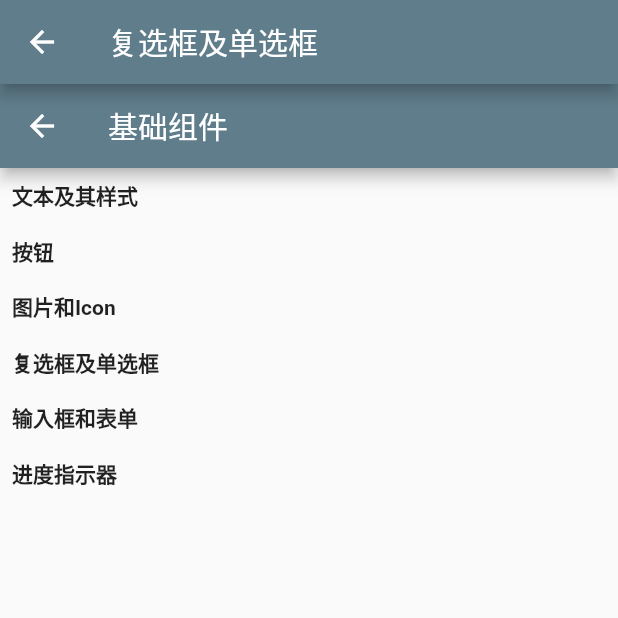
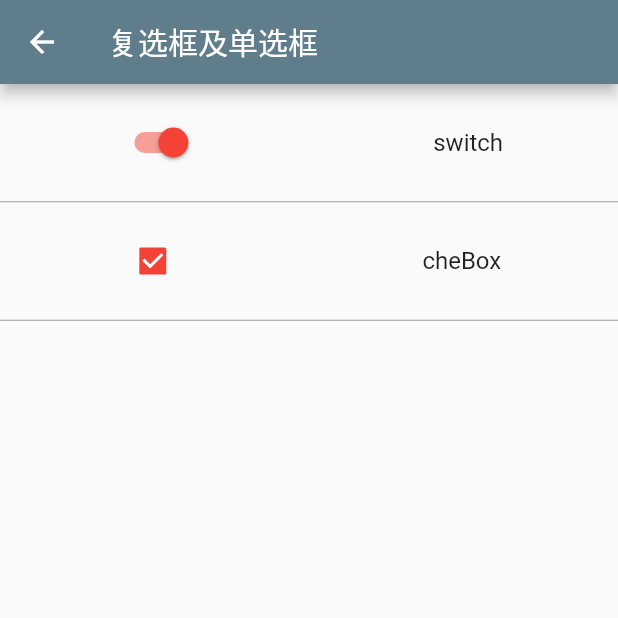
Before and after one commit to Petterpx/FlutterQuickExample, a Flutter app: the BasisWidgetList screen opened directly, after a tap on "复选框及单选框", on a phone screen of 412 x 824 dp, the top half of it. Run offline on Flutter 3.47's test engine with Material 2 defaults, Android fonts, the phone set to English and light mode, and no system bars; our stand-ins replace fluttertoast; missing offline and left inert: dart:html, simple_logger; network calls fail.

Commit message:
feat: - 加入单选框与复选框 - 修改dart文件命名 - 更新doc

```diff
--- a/lib/example/basis_widget_list.dart
+++ b/lib/example/basis_widget_list.dart
@@ -1,15 +1,16 @@
 import 'package:cloud_flutter_app/example/basis_widgets/button_widget.dart';
-import 'package:cloud_flutter_app/example/basis_widgets/image_icon_widget.dart';
+import 'package:cloud_flutter_app/example/basis_widgets/image_to_icon_widget.dart';
+import 'package:cloud_flutter_app/example/basis_widgets/textfield_to_from_widget.dart';
 import 'package:cloud_flutter_app/utils/util_view.dart';
 import 'package:flutter/cupertino.dart';
 import 'package:flutter/material.dart';
 
+import 'basis_widgets/chebox_widget.dart';
 import 'basis_widgets/text_widget.dart';
 
 ///
-/// 基础组件
+/// 基础组件list
 /// */
-
 class BasisWidgetList extends StatefulWidget {
   @override
   _BasisWidgetListState createState() => _BasisWidgetListState();
@@ -26,8 +27,9 @@ class _BasisWidgetListState extends State<BasisWidgetList> {
             showSampleStateFulWidget(context, "文本及其样式", TextWidget()),
             showSampleStateFulWidget(context, "按钮", ButtonWidget()),
             showSampleStateFulWidget(context, "图片和Icon", ImageIconWidget()),
-            showSampleStateFulWidget(context, "复选框及单选框", widget),
-            showSampleStateFulWidget(context, "输入框和表单", widget),
+            showSampleStateFulWidget(context, "复选框及单选框", CheBoxWidget()),
+            showSampleStateFulWidget(
+                context, "输入框和表单", TextFieldToFromWidget()),
             showSampleStateFulWidget(context, "进度指示器", widget),
           ],
         ),
--- /dev/null
+++ b/lib/example/basis_widgets/chebox_widget.dart
@@ -0,0 +1,49 @@
+import 'package:cloud_flutter_app/utils/widget_text_to_title.dart';
+import 'package:flutter/cupertino.dart';
+import 'package:flutter/material.dart';
+
+/// 单选开关和复选框-Widget */
+class CheBoxWidget extends StatefulWidget {
+  @override
+  _CheBoxWidgetState createState() => _CheBoxWidgetState();
+}
+
+class _CheBoxWidgetState extends State<CheBoxWidget> {
+  //维护单选开关状态
+  bool _switchSelected = true;
+
+  //维护复选框状态
+  bool _checkboxSelected = true;
+
+  _switchPress() => (value) => setState(() {
+        _switchSelected = value;
+      });
+
+  _checkPress() => (value) => setState(() {
+        _checkboxSelected = value;
+      });
+
+  @override
+  Widget build(BuildContext context) => Column(
+        children: <Widget>[
+          TextToRightWidget(
+              title: "switch",
+              widget: Switch(
+                //未选中状态下轨道颜色
+                inactiveTrackColor: Colors.blue,
+                //未选中状态拇指颜色
+                inactiveThumbColor: Colors.green,
+                //选中状态颜色
+                activeColor: Colors.red,
+                value: _switchSelected,
+                onChanged: _switchPress(),
+              )),
+          TextToRightWidget(
+              title: "cheBox",
+              widget: Checkbox(
+                  value: _checkboxSelected,
+                  activeColor: Colors.red,
+                  onChanged: _checkPress()))
+        ],
+      );
+}
--- a/lib/example/basis_widgets/image_icon_widget.dart
+++ b/lib/example/basis_widgets/image_to_icon_widget.dart
@@ -1,7 +1,6 @@
 import 'package:cloud_flutter_app/example/basis_widgets/title_widget.dart';
 import 'package:cloud_flutter_app/utils/widget_image_to_right.dart';
 import 'package:cloud_flutter_app/utils/widget_text_to_box.dart';
-import 'package:flutter/cupertino.dart';
 import 'package:flutter/material.dart';
 
 class ImageIconWidget extends StatelessWidget {
--- /dev/null
+++ b/lib/example/basis_widgets/textfield_to_from_widget.dart
@@ -0,0 +1,14 @@
+import 'package:flutter/cupertino.dart';
+
+/// 输入框及表单 */
+class TextFieldToFromWidget extends StatefulWidget {
+  @override
+  _TextFieldToFromWidgetState createState() => _TextFieldToFromWidgetState();
+}
+
+class _TextFieldToFromWidgetState extends State<TextFieldToFromWidget> {
+  @override
+  Widget build(BuildContext context) => Column(
+
+  );
+}
--- a/lib/example/navigator.dart
+++ b/lib/example/navigator.dart
@@ -3,7 +3,7 @@ import 'package:flutter/cupertino.dart';
 import 'package:flutter/material.dart';
 
 // TODO: 2020/10/26 路由导航相关-demo
-class NavigatorDemo extends StatefulWidget {
+class NavigatorToDemoWidget extends StatefulWidget {
   @override
   _naivgateDemo createState() => _naivgateDemo();
 }
--- a/lib/example/status_manager.dart
+++ b/lib/example/status_manager.dart
@@ -4,7 +4,7 @@ import 'package:flutter/material.dart';
 
 ///  状态管理示例
 ///  */
-class StatusManager extends StatefulWidget {
+  class StatusManager extends StatefulWidget {
   @override
   _StatusManagerState createState() => _StatusManagerState();
 }
--- a/lib/main.dart
+++ b/lib/main.dart
@@ -10,7 +10,7 @@ import 'example/my_count.dart';
 import 'example/navigator.dart';
 import 'example/resource_manager.dart';
 import 'example/status_manager.dart';
-import 'example/wiget_lifecycle.dart';
+import 'example/wiget_state_lifecycle.dart';
 void main() {
     runApp(MaterialApp(
       title: "Flutter-Example-Demo",
@@ -35,7 +35,7 @@ class _ListViewState extends State {
         shrinkWrap: true,
         children: <Widget>[
           showButtonToPush(context, "计数器", MyCounterHomePage()),
-          showButtonToPush(context, "导航器", NavigatorDemo()),
+          showButtonToPush(context, "导航器", NavigatorToDemoWidget()),
           showButtonToPush(context, "动画", AnimateApp()),
           showButtonToPush(context, "Tab导航", TabNavigator()),
           showButtonToPush(context, "资源管理", ResourceManager()),
--- /dev/null
+++ b/lib/utils/widget_text_to_title.dart
@@ -0,0 +1,50 @@
+import 'package:flutter/cupertino.dart';
+import 'package:flutter/material.dart';
+
+/// Widget带右提示文本 */
+// ignore: must_be_immutable
+class TextToRightWidget extends StatelessWidget {
+  late String title;
+  late double fontSize;
+  late double boxTop;
+  late Widget widget;
+
+  TextToRightWidget(
+      {Key? key,
+      required title,
+      boxTop = 15.0,
+      required widget,
+      fontSize = 16.0})
+      : super(key: key) {
+    this.title = title;
+    this.boxTop = boxTop;
+    this.widget = widget;
+    this.fontSize = fontSize;
+  }
+
+  @override
+  Widget build(BuildContext context) => Column(
+        children: <Widget>[
+          SizedBox(
+            height: 15,
+          ),
+          Row(
+            mainAxisAlignment: MainAxisAlignment.spaceAround,
+            children: <Widget>[
+              widget,
+              Text(
+                title,
+                style: TextStyle(fontSize: fontSize),
+              ),
+            ],
+          ),
+          SizedBox(
+            height: 15,
+          ),
+          Divider(
+            height: 1,
+            color: Colors.grey,
+          ),
+        ],
+      );
+}
```
Also changed, not shown: lib/example/wiget_state_lifecycle.dart (renamed from lib/example/wiget_lifecycle.dart), 1 other file.
